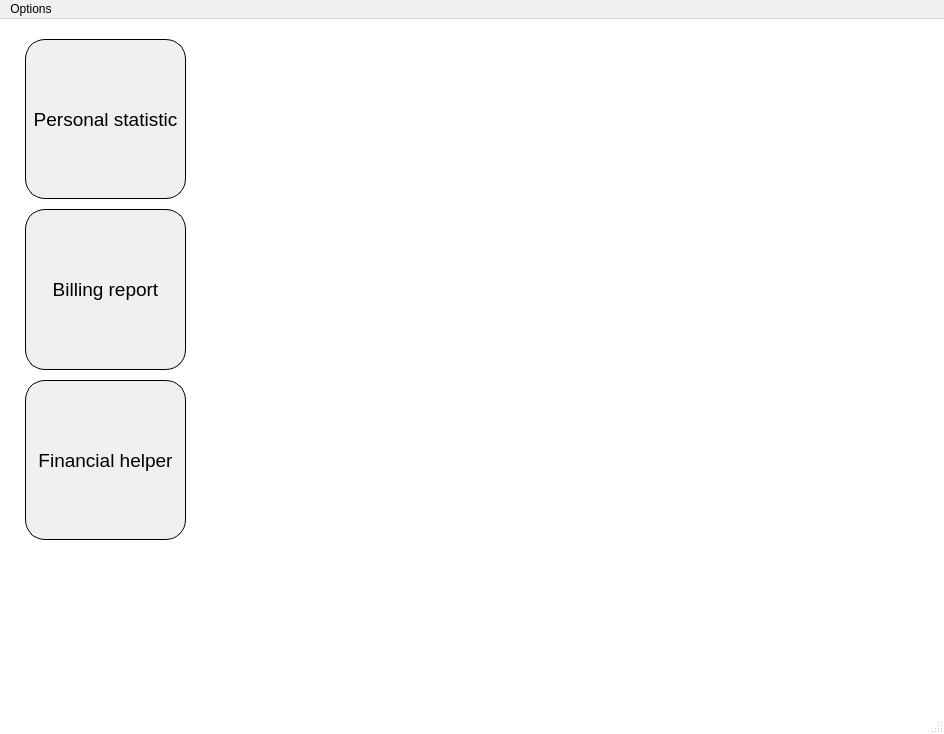
Old version of the form mainwindow.ui in the repository ihareal/budgeting.
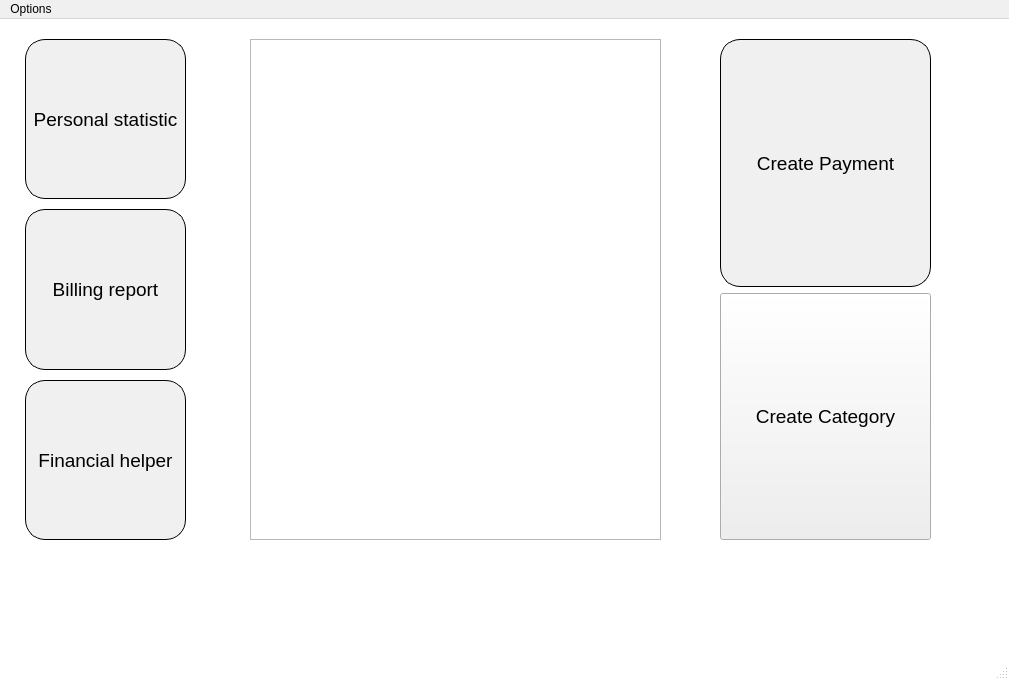
New version of the form. The open tabs and pages were chosen to show the change.

Commit message:
Add layout for last page
Refactor users class property
Adjust balance work

Diff of the .ui file:
```diff
--- a/mainwindow.ui
+++ b/mainwindow.ui
@@ -9,8 +9,8 @@
    <rect>
     <x>0</x>
     <y>0</y>
-    <width>944</width>
-    <height>734</height>
+    <width>1009</width>
+    <height>680</height>
    </rect>
   </property>
   <property name="font">
@@ -3071,7 +3071,107 @@
           </property>
          </widget>
         </widget>
-        <widget class="QWidget" name="billingReportPage"/>
+        <widget class="QWidget" name="billingReportPage">
+         <widget class="QTextEdit" name="paymentsReport">
+          <property name="geometry">
+           <rect>
+            <x>10</x>
+            <y>0</y>
+            <width>411</width>
+            <height>501</height>
+           </rect>
+          </property>
+          <property name="font">
+           <font>
+            <family>Segoe UI</family>
+            <pointsize>14</pointsize>
+           </font>
+          </property>
+          <property name="styleSheet">
+           <string notr="true"/>
+          </property>
+         </widget>
+         <widget class="QWidget" name="verticalLayoutWidget_3">
+          <property name="geometry">
+           <rect>
+            <x>480</x>
+            <y>0</y>
+            <width>211</width>
+            <height>501</height>
+           </rect>
+          </property>
+          <layout class="QVBoxLayout" name="verticalLayout_2">
+           <item>
+            <widget class="QPushButton" name="userCreatePaymentButton">
+             <property name="sizePolicy">
+              <sizepolicy hsizetype="Minimum" vsizetype="Expanding">
+               <horstretch>0</horstretch>
+               <verstretch>0</verstretch>
+              </sizepolicy>
+             </property>
+             <property name="font">
+              <font>
+               <family>Segoe UI</family>
+               <pointsize>14</pointsize>
+              </font>
+             </property>
+             <property name="styleSheet">
+              <string notr="true">#userCreatePaymentButton{
+background-color: #F0F0F0;
+border-style: outset;
+border-width: 1px;
+border-color:  black;
+border-radius: 20px;
+color: black;
+}
+
+#userCreatePaymentButton:hover{
+background-color: white;
+color: black;
+}</string>
+             </property>
+             <property name="text">
+              <string>Create Payment</string>
+             </property>
+            </widget>
+           </item>
+           <item>
+            <widget class="QPushButton" name="createCategoryButton">
+             <property name="sizePolicy">
+              <sizepolicy hsizetype="Minimum" vsizetype="Expanding">
+               <horstretch>0</horstretch>
+               <verstretch>0</verstretch>
+              </sizepolicy>
+             </property>
+             <property name="font">
+              <font>
+               <family>Segoe UI</family>
+               <pointsize>14</pointsize>
+              </font>
+             </property>
+             <property name="styleSheet">
+              <string notr="true">#pushButton{
+background-color: #F0F0F0;
+border-style: outset;
+border-width: 1px;
+border-color:  black;
+border-radius: 20px;
+color: black;
+}
+
+#pushButton:hover{
+background-color: white;
+color: black;
+}</string>
+             </property>
+             <property name="text">
+              <string>Create Category</string>
+             </property>
+            </widget>
+           </item>
+          </layout>
+         </widget>
+        </widget>
         <widget class="QWidget" name="financialHelperPage">
          <widget class="QPushButton" name="exchangeButton">
           <property name="geometry">
@@ -3332,7 +3432,7 @@
     <rect>
      <x>0</x>
      <y>0</y>
-     <width>944</width>
+     <width>1009</width>
      <height>21</height>
     </rect>
    </property>
```
Left out of the diff: 14 changed lines with no effect on the pictures. The commit also changes 4 other files.
